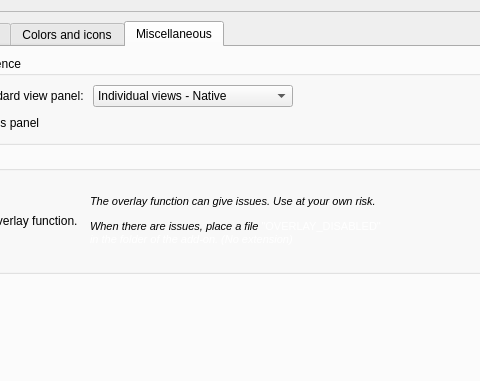
First picture: the form in Resources/ui/Settings.ui, repository APEbbers/FreeCAD-Ribbon, before the edit; both pictures show x 159 to 639 and y 0 to 381 of the 724 by 722 pixel window.
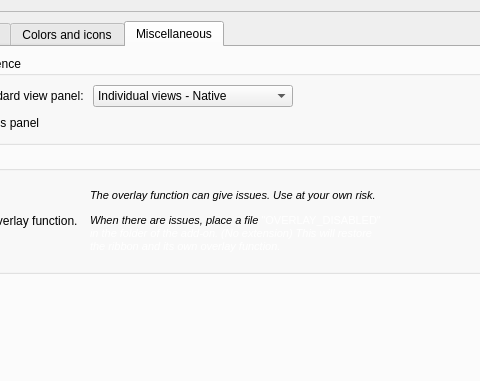
Second picture: the form after the edit. Custom widgets are drawn as their Qt base class.

```diff
--- a/Resources/ui/Settings.ui
+++ b/Resources/ui/Settings.ui
@@ -1725,7 +1725,7 @@
                      </size>
                     </property>
                     <property name="text">
-                     <string>&lt;html&gt;&lt;head/&gt;&lt;body&gt;&lt;p&gt;&lt;span style=&quot; font-size:8pt; font-style:italic;&quot;&gt;The overlay function can give issues. Use at your own risk.&lt;/span&gt;&lt;/p&gt;&lt;p&gt;&lt;span style=&quot; font-size:8pt; font-style:italic;&quot;&gt;When there are issues, place a file &lt;/span&gt;&lt;span style=&quot; font-family:'Consolas','Courier New','monospace'; font-size:8pt; color:#ffffff;&quot;&gt;&amp;quot;OVERLAY_DISABLED&amp;quot; &lt;/span&gt;&lt;span style=&quot; font-family:'Consolas','Courier New','monospace'; font-size:8pt; font-style:italic; color:#ffffff;&quot;&gt;in the folder of the add-on. (No extension)&lt;/span&gt;&lt;/p&gt;&lt;/body&gt;&lt;/html&gt;</string>
+                     <string>&lt;html&gt;&lt;head/&gt;&lt;body&gt;&lt;p&gt;&lt;span style=&quot; font-size:8pt; font-style:italic;&quot;&gt;The overlay function can give issues. Use at your own risk.&lt;/span&gt;&lt;/p&gt;&lt;p&gt;&lt;span style=&quot; font-size:8pt; font-style:italic;&quot;&gt;When there are issues, place a file &lt;/span&gt;&lt;span style=&quot; font-family:'Consolas','Courier New','monospace'; font-size:8pt; color:#ffffff;&quot;&gt;&amp;quot;OVERLAY_DISABLED&amp;quot; &lt;/span&gt;&lt;span style=&quot; font-family:'Consolas','Courier New','monospace'; font-size:8pt; font-style:italic; color:#ffffff;&quot;&gt;in the folder of the add-on. (No extension) This will restore the ribbon and its own overlay function.&lt;/span&gt;&lt;/p&gt;&lt;/body&gt;&lt;/html&gt;</string>
                     </property>
                     <property name="textFormat">
                      <enum>Qt::TextFormat::AutoText</enum>
```
